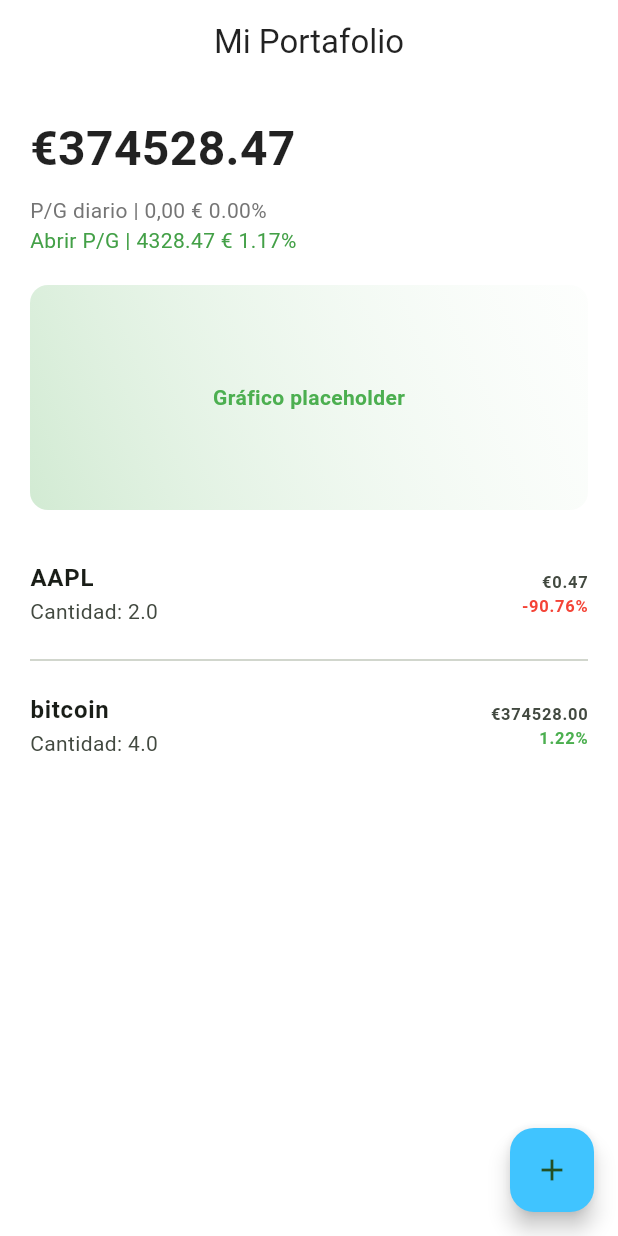
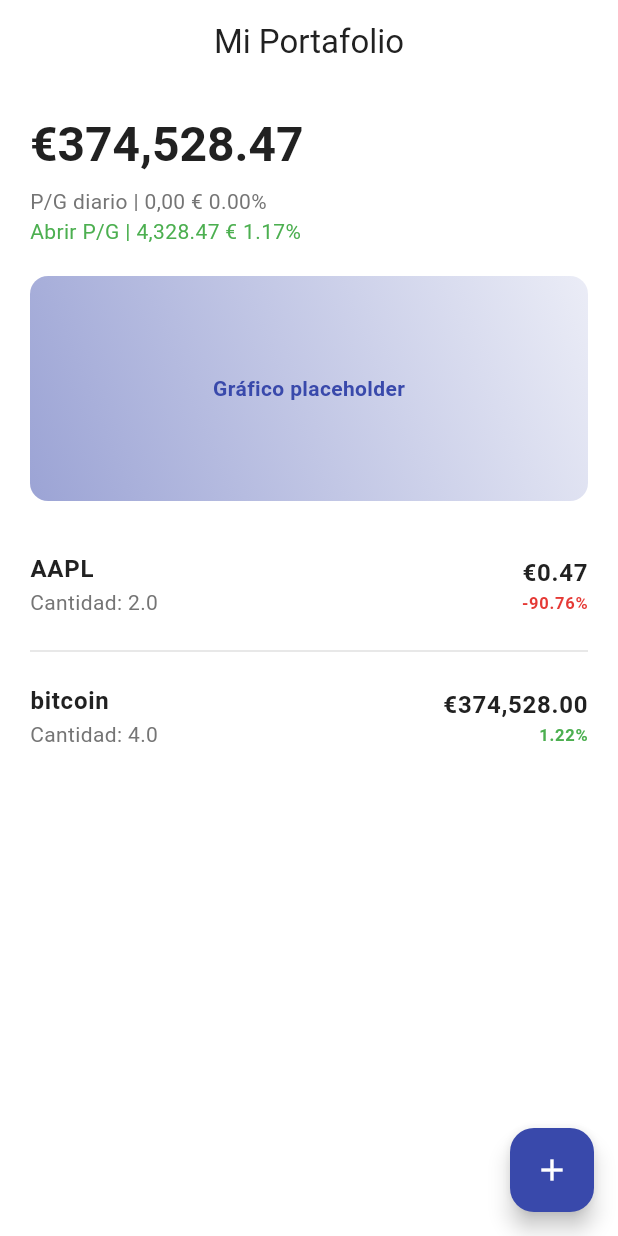
Before and after one commit to GoldLettuce/Lumina, a Flutter app: the screen it shows after launch, on a phone screen of 412 x 824 dp. Run offline on Flutter 3.47's test engine with Material 3 defaults, Android fonts, the phone set to English and light mode, and no system bars.

Commit message:
integrar tema minimalista con paleta suave en pantalla principal

```diff
--- /dev/null
+++ b/lib/core/theme.dart
@@ -0,0 +1,34 @@
+import 'package:flutter/material.dart';
+
+class AppColors {
+  static const background = Colors.white;
+  static const textPrimary = Color(0xFF212121);
+  static const textSecondary = Color(0xFF757575);
+  static const primary = Color(0xFF3949AB); // Azul índigo suave
+  static const positive = Color(0xFF4CAF50); // Verde suave
+  static const negative = Color(0xFFE53935); // Rojo apagado
+  static const border = Color(0xFFE0E0E0);
+}
+
+class AppTheme {
+  static ThemeData get lightTheme {
+    return ThemeData(
+      brightness: Brightness.light,
+      scaffoldBackgroundColor: AppColors.background,
+      primaryColor: AppColors.primary,
+      colorScheme: ColorScheme.light(
+        primary: AppColors.primary,
+        secondary: AppColors.primary,
+        onPrimary: Colors.white,
+      ),
+      textTheme: const TextTheme(
+        headlineLarge: TextStyle(fontSize: 32, fontWeight: FontWeight.bold, color: AppColors.textPrimary),
+        bodyLarge: TextStyle(fontSize: 16, color: AppColors.textPrimary),
+        bodyMedium: TextStyle(fontSize: 14, color: AppColors.textSecondary),
+      ),
+      dividerColor: AppColors.border,
+      fontFamily: 'Roboto',
+      useMaterial3: true,
+    );
+  }
+}
--- a/lib/main.dart
+++ b/lib/main.dart
@@ -1,4 +1,5 @@
 import 'package:flutter/material.dart';
+import 'core/theme.dart';
 
 void main() {
   runApp(const PortfolioApp());
@@ -12,13 +13,7 @@ class PortfolioApp extends StatelessWidget {
     return MaterialApp(
       title: 'Mi Portafolio',
       debugShowCheckedModeBanner: false,
-      theme: ThemeData(
-        brightness: Brightness.light,
-        scaffoldBackgroundColor: Colors.white,
-        colorScheme: ColorScheme.fromSeed(seedColor: Colors.green),
-        fontFamily: 'Roboto',
-        useMaterial3: true,
-      ),
+      theme: AppTheme.lightTheme,
       home: const PortfolioScreen(),
     );
   }
@@ -30,19 +25,21 @@ class PortfolioScreen extends StatelessWidget {
   @override
   Widget build(BuildContext context) {
     // Datos estáticos ejemplo
-    final totalValue = '€374528.47';
+    final totalValue = '€374,528.47';
     final dailyPL = 'P/G diario | 0,00 € 0.00%';
-    final openPL = 'Abrir P/G | 4328.47 € 1.17%';
+    final openPL = 'Abrir P/G | 4,328.47 € 1.17%';
     final assets = [
-      {'name': 'AAPL', 'quantity': 2.0, 'value': '€0.47', 'change': '-90.76%', 'changeColor': Colors.red},
-      {'name': 'bitcoin', 'quantity': 4.0, 'value': '€374528.00', 'change': '1.22%', 'changeColor': Colors.green},
+      {'name': 'AAPL', 'quantity': 2.0, 'value': '€0.47', 'change': '-90.76%', 'changeColor': AppColors.negative},
+      {'name': 'bitcoin', 'quantity': 4.0, 'value': '€374,528.00', 'change': '1.22%', 'changeColor': AppColors.positive},
     ];
+
+    final theme = Theme.of(context);
 
     return Scaffold(
       appBar: AppBar(
         title: const Text('Mi Portafolio'),
-        backgroundColor: Colors.white,
-        foregroundColor: Colors.black87,
+        backgroundColor: AppColors.background,
+        foregroundColor: AppColors.textPrimary,
         elevation: 0,
         centerTitle: true,
       ),
@@ -50,7 +47,7 @@ class PortfolioScreen extends StatelessWidget {
         onPressed: () {
           // Acción añadir inversión (más adelante)
         },
-        backgroundColor: Colors.lightBlueAccent,
+        backgroundColor: AppColors.primary,
         child: const Icon(Icons.add),
       ),
       body: Padding(
@@ -61,20 +58,20 @@ class PortfolioScreen extends StatelessWidget {
             // Total invertido
             Text(
               totalValue,
-              style: const TextStyle(fontSize: 32, fontWeight: FontWeight.bold, color: Colors.black87),
+              style: theme.textTheme.headlineLarge,
             ),
             const SizedBox(height: 8),
 
             // P/G diario
             Text(
               dailyPL,
-              style: TextStyle(fontSize: 14, color: Colors.grey[600]),
+              style: theme.textTheme.bodyMedium,
             ),
 
             // Abrir P/G
             Text(
               openPL,
-              style: TextStyle(fontSize: 14, color: Colors.green[600]),
+              style: theme.textTheme.bodyMedium!.copyWith(color: AppColors.positive),
             ),
 
             const SizedBox(height: 20),
@@ -84,7 +81,7 @@ class PortfolioScreen extends StatelessWidget {
               height: 150,
               decoration: BoxDecoration(
                 gradient: LinearGradient(
-                  colors: [Colors.green.shade200.withOpacity(0.5), Colors.green.shade50.withOpacity(0.1)],
+                  colors: [AppColors.primary.withOpacity(0.5), AppColors.primary.withOpacity(0.1)],
                   begin: Alignment.bottomLeft,
                   end: Alignment.topRight,
                 ),
@@ -93,7 +90,7 @@ class PortfolioScreen extends StatelessWidget {
               child: const Center(
                 child: Text(
                   'Gráfico placeholder',
-                  style: TextStyle(color: Colors.green, fontWeight: FontWeight.w600),
+                  style: TextStyle(color: AppColors.primary, fontWeight: FontWeight.w600),
                 ),
               ),
             ),
@@ -104,18 +101,18 @@ class PortfolioScreen extends StatelessWidget {
             Expanded(
               child: ListView.separated(
                 itemCount: assets.length,
-                separatorBuilder: (context, index) => const Divider(),
+                separatorBuilder: (context, index) => Divider(color: AppColors.border),
                 itemBuilder: (context, index) {
                   final asset = assets[index];
                   return ListTile(
                     contentPadding: EdgeInsets.zero,
-                    title: Text(asset['name'] as String, style: const TextStyle(fontWeight: FontWeight.bold)),
-                    subtitle: Text('Cantidad: ${asset['quantity']}'),
+                    title: Text(asset['name'] as String, style: theme.textTheme.bodyLarge!.copyWith(fontWeight: FontWeight.bold)),
+                    subtitle: Text('Cantidad: ${asset['quantity']}', style: theme.textTheme.bodyMedium),
                     trailing: Column(
                       crossAxisAlignment: CrossAxisAlignment.end,
                       mainAxisAlignment: MainAxisAlignment.center,
                       children: [
-                        Text(asset['value'] as String, style: const TextStyle(fontWeight: FontWeight.w600)),
+                        Text(asset['value'] as String, style: theme.textTheme.bodyLarge!.copyWith(fontWeight: FontWeight.w600)),
                         Text(
                           asset['change'] as String,
                           style: TextStyle(color: asset['changeColor'] as Color, fontWeight: FontWeight.w600),
```
Also changed, not shown: 1 other file.
